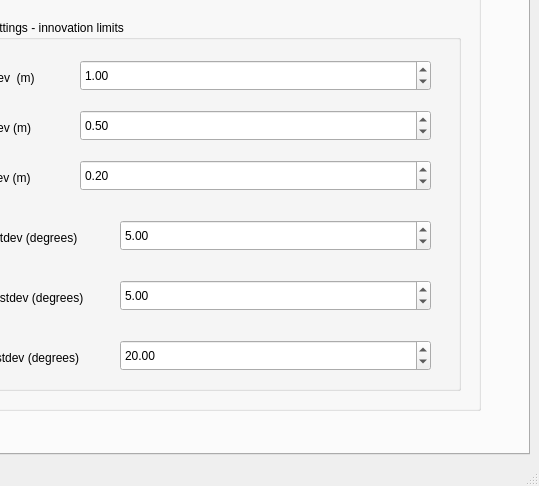
Old version of the form vineslam_report/ui/main_window.ui in the repository MikHut/vineslam; both pictures show x 461 to 1000 and y 314 to 800 of the 1000 by 800 pixel window.
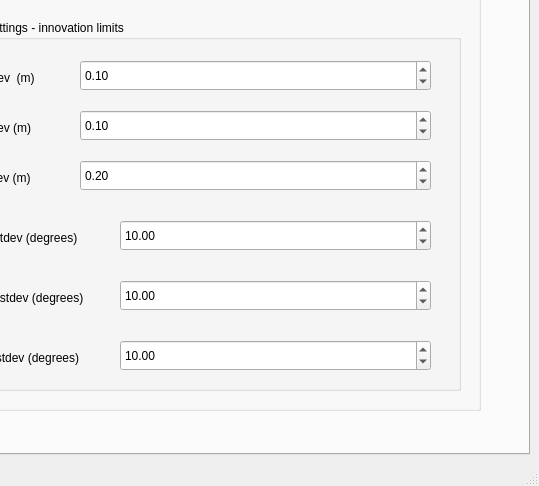
New version of the form. Icons and pictures are not drawn.

The edit to the form file:
```diff
--- a/vineslam_report/ui/main_window.ui
+++ b/vineslam_report/ui/main_window.ui
@@ -336,7 +336,7 @@
            <double>10.000000000000000</double>
           </property>
           <property name="value">
-           <double>1.000000000000000</double>
+           <double>0.100000000000000</double>
           </property>
          </widget>
          <widget class="QLabel" name="label_13">
@@ -368,7 +368,7 @@
            <double>10.000000000000000</double>
           </property>
           <property name="value">
-           <double>0.500000000000000</double>
+           <double>0.100000000000000</double>
           </property>
          </widget>
          <widget class="QLabel" name="label_16">
@@ -445,7 +445,7 @@
            <double>180.000000000000000</double>
           </property>
           <property name="value">
-           <double>5.000000000000000</double>
+           <double>10.000000000000000</double>
           </property>
          </widget>
          <widget class="QDoubleSpinBox" name="Pstd">
@@ -464,7 +464,7 @@
            <double>180.000000000000000</double>
           </property>
           <property name="value">
-           <double>5.000000000000000</double>
+           <double>10.000000000000000</double>
           </property>
          </widget>
          <widget class="QLabel" name="label_22">
@@ -496,7 +496,7 @@
            <double>180.000000000000000</double>
           </property>
           <property name="value">
-           <double>20.000000000000000</double>
+           <double>10.000000000000000</double>
           </property>
          </widget>
          <widget class="QLabel" name="label_24">
```
Left out of the diff: 8 changed lines with no effect on the pictures.
